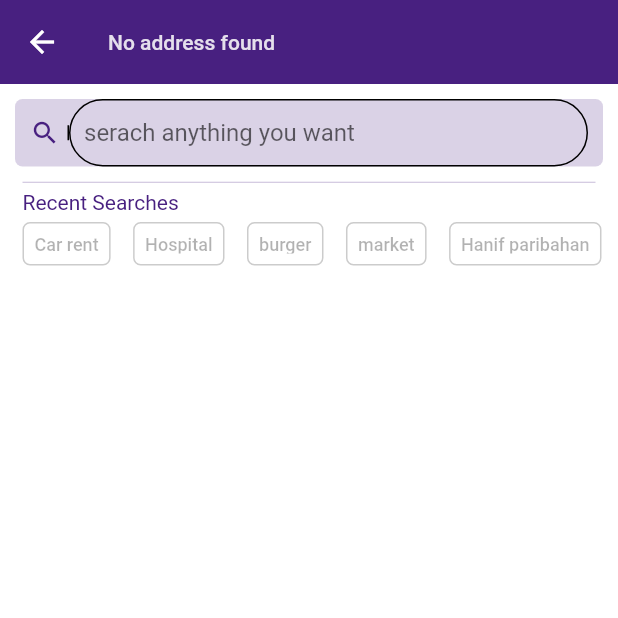
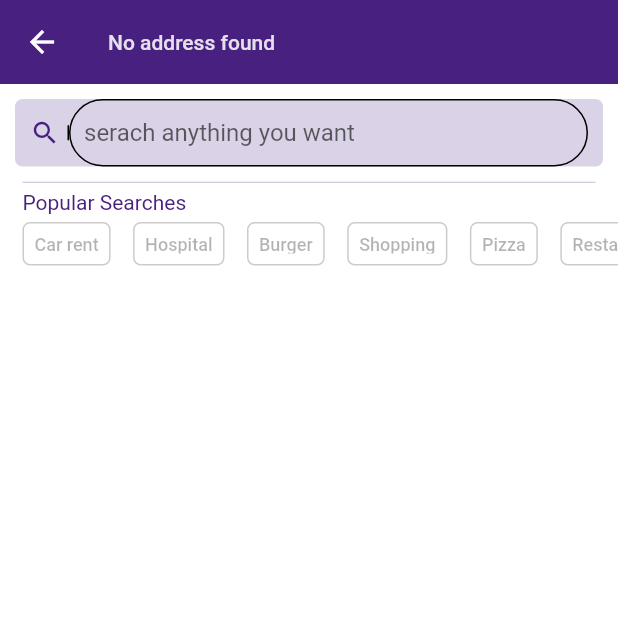
Before and after one commit to rajoanrahman100/jo-hukum-mobile-app, a Flutter app: the ElasticSearchScreen screen opened directly, on a phone screen of 412 x 824 dp, the top half of it. Run offline on Flutter 3.47's test engine with Material 2 defaults, Android fonts, the phone set to English and light mode, and no system bars; our stand-ins replace cached_network_image, carousel_slider, connectivity, device_preview, fl_chart, flutter_datetime_picker and 17 more; missing offline and left inert: dart:ffi, flutter_phone_direct_caller, maps_launcher, wifi_info_flutter; accounts and stored records are empty; Roboto replaces fonts that are missing (Ubuntu).

Commit message:
review error solved

```diff
--- a/lib/controller/elasticController.dart
+++ b/lib/controller/elasticController.dart
@@ -1,4 +1,5 @@
 import 'dart:convert';
+import 'package:flutter/cupertino.dart';
 import 'package:get/get.dart';
 import 'package:http/http.dart';
 import 'package:johukum/components/apis.dart';
@@ -16,6 +17,13 @@ class ElasticController extends GetxController{
   var pageNumber=0.obs;
 
   var searchText="".obs;
+
+  var searchControllerData=TextEditingController().obs;
+
+  void setSearchController(value){
+    searchControllerData.value.text=value;
+  }
+
 
   var elasticDataList=List<HitsChild>().obs;
 
--- a/lib/screens/elasticSearch/elasticSearchScreen.dart
+++ b/lib/screens/elasticSearch/elasticSearchScreen.dart
@@ -8,7 +8,6 @@ import 'package:johukum/widgets/searchResultWidget.dart';
 import 'package:johukum/widgets/textWidgets.dart';
 
 import 'businessProfile.dart';
-
 
 class ElasticSearchScreen extends StatefulWidget {
   @override
@@ -22,7 +21,7 @@ class _ElasticSearchScreenState extends State<ElasticSearchScreen> {
 
   var searchController = TextEditingController();
 
-  var title = ["Car rent", "Hospital", "burger", "market", "Hanif paribahan", "Pasta"];
+  var title = ["Car rent", "Hospital", "Burger", "Shopping", "Pizza", "Restaurant"];
 
   var scrollController = ScrollController();
 
@@ -30,8 +29,6 @@ class _ElasticSearchScreenState extends State<ElasticSearchScreen> {
   void initState() {
     // TODO: implement initState
     scrollController.addListener(() async {
-
-
       if (scrollController.position.pixels == scrollController.position.maxScrollExtent) {
         elasticController.setPaginateNumber();
         //elasticController.setListSize();
@@ -74,8 +71,7 @@ class _ElasticSearchScreenState extends State<ElasticSearchScreen> {
                 height: 45,
                 padding: EdgeInsets.symmetric(horizontal: 10.0),
                 margin: EdgeInsets.symmetric(horizontal: 10),
-                decoration:
-                BoxDecoration(borderRadius: BorderRadius.circular(5.0), color: kPrimaryPurple.withOpacity(0.2)),
+                decoration: BoxDecoration(borderRadius: BorderRadius.circular(5.0), color: kPrimaryPurple.withOpacity(0.2)),
                 child: Row(
                   children: [
                     /*Row(
@@ -84,7 +80,132 @@ class _ElasticSearchScreenState extends State<ElasticSearchScreen> {
                       GestureDetector(onTap: () {}, child: Icon(Icons.arrow_drop_down))
                     ],
                   ),*/
-                    Icon(Icons.search_sharp,color: kPrimaryPurple,size: 20.0,),
+                    Icon(
+                      Icons.search_sharp,
+                      color: kPrimaryPurple,
+                      size: 20.0,
+                    ),
+                    width5,
+                    Container(
+                      height: 10,
+                      width: 1,
+                      color: kBlackColor,
+                    ),
+                    Expanded(
+                      child: TextFormField(
+                        controller: searchController,
+                        autofocus: false,
+                        onChanged: (value) async {
+                          elasticController.elasticDataList.clear();
+                          elasticController.setSearchText(value);
+                          elasticController.setPageNumberWhileSearch();
+
+                          await elasticController.getElasticData(text: elasticController.searchText.value, startForm: elasticController.pageNumber.value, size: elasticController.searchListSize.value);
+                        },
+                        decoration: InputDecoration(border: InputBorder.none, hintText: "serach anything you want", contentPadding: EdgeInsets.only(bottom: 5, left: 10)),
+                      ),
+                    )
+                  ],
+                ),
+              ),
+              size5,
+              size5,
+              Divider(
+                height: 1,
+                color: kPrimaryPurple.withOpacity(0.3),
+                endIndent: 15.0,
+                indent: 15.0,
+              ),
+              size5,
+              Row(
+                children: [
+                  Padding(
+                    padding: const EdgeInsets.symmetric(horizontal: 15.0),
+                    child: textUbuntu("Popular Searches", kPrimaryPurple),
+                  ),
+                ],
+              ),
+              size5,
+              Container(
+                height: 29,
+                child: ListView.builder(
+                  shrinkWrap: true,
+                  scrollDirection: Axis.horizontal,
+                  itemCount: title.length,
+                  itemBuilder: (_, index) {
+                    return Container(
+                      margin: EdgeInsets.only(left: 15),
+                      decoration: BoxDecoration(borderRadius: BorderRadius.circular(5.0), border: Border.all(color: Colors.black.withOpacity(0.2))),
+                      padding: EdgeInsets.all(7.0),
+                      child: Center(
+                        child: textUbuntu(title[index], kBlackColor.withOpacity(0.3), fontSize: 12.0, fontWeight: FontWeight.w500),
+                      ),
+                    );
+                  },
+                ),
+              ),
+              size10,
+              Obx(() => elasticController.elasticDataList.length == 0
+                  ? textUbuntu("", kPrimaryPurple)
+                  : elasticController.elasticDataList == null
+                      ? textUbuntu("No Data Found", kPrimaryPurple, fontWeight: weight500)
+                      : Expanded(
+                          child: ListView.builder(
+                            controller: scrollController,
+                            itemCount: elasticController.elasticDataList.length + 1,
+                            itemBuilder: (_, index) {
+                              var dataList = elasticController.elasticDataList;
+                              if (index == elasticController.elasticDataList.length) {
+                                return Center(child: Text(""));
+                              }
+                              if (elasticController.elasticDataList.length == 0) {
+                                return Center(child: Text("No Data Found"));
+                              }
+                              return SearchItemWidget(
+                                image: "https://dsqdpdmeibwm2.cloudfront.net/${dataList[index].sSource.logo}",
+                                businessName: dataList[index].sSource.businessName,
+                                distance: dataList[index].sort[0].toString().substring(0, 4),
+                                street: dataList[index].sSource.street,
+                                size: size,
+                                callBack: () {
+                                  print(dataList[index].sId);
+
+                                  Navigator.push(
+                                    context,
+                                    MaterialPageRoute(builder: (context) => BusinessProfile(slug: dataList[index].sSource.slug, name: dataList[index].sSource.businessName, id: dataList[index].sId)),
+                                  );
+                                },
+                              );
+                            },
+                          ),
+                        )),
+            ],
+          ),
+        ),
+        tablet: Container(
+          height: MediaQuery.of(context).size.height,
+          child: Column(
+            crossAxisAlignment: CrossAxisAlignment.start,
+            children: [
+              size10,
+              Container(
+                height: 55,
+                padding: EdgeInsets.symmetric(horizontal: 10.0),
+                margin: EdgeInsets.symmetric(horizontal: 10),
+                decoration: BoxDecoration(borderRadius: BorderRadius.circular(5.0), color: kPrimaryPurple.withOpacity(0.2)),
+                child: Row(
+                  children: [
+                    /*Row(
+                    children: [
+                      textUbuntu("Choose Category", kBlackColor),
+                      GestureDetector(onTap: () {}, child: Icon(Icons.arrow_drop_down))
+                    ],
+                  ),*/
+                    Icon(
+                      Icons.search_sharp,
+                      color: kPrimaryPurple,
+                      size: 20.0,
+                    ),
                     width5,
                     Container(
                       height: 10,
@@ -101,202 +222,14 @@ class _ElasticSearchScreenState extends State<ElasticSearchScreen> {
                           elasticController.setSearchText(value);
                           elasticController.setPageNumberWhileSearch();
 
-                          await elasticController.getElasticData(
-                              text: elasticController.searchText.value,
-                              startForm: elasticController.pageNumber.value,
-                              size: elasticController.searchListSize.value);
+                          await elasticController.getElasticData(text: elasticController.searchText.value, startForm: elasticController.pageNumber.value, size: elasticController.searchListSize.value);
 
                           /* await elasticController.fetchElasticeData(
                             text: elasticController.searchText.value,
                             startForm: elasticController.pageNumber.value,
                             size: elasticController.searchListSize.value);*/
                         },
-                        decoration: InputDecoration(
-                            border: InputBorder.none,
-
-                            hintText: "serach anything you want",
-                            contentPadding: EdgeInsets.only(bottom: 5, left: 10)),
-                      ),
-                    )
-                  ],
-                ),
-              ),
-              size5,
-              //            Padding(
-              //              padding: const EdgeInsets.symmetric(horizontal: 10.0),
-              //              child: textUbuntu("65847+ Verified Business Enlisted", kBlackColor, fontWeight: weight500, fontSize: 16.0),
-              //            ),
-              size5,
-              Divider(
-                height: 1,
-                color: kPrimaryPurple.withOpacity(0.3),
-                endIndent: 15.0,
-                indent: 15.0,
-              ),
-              size5,
-              Row(
-                children: [
-                  Padding(
-                    padding: const EdgeInsets.symmetric(horizontal: 15.0),
-                    child: textUbuntu("Recent Searches", kPrimaryPurple),
-                  ),
-                ],
-              ),
-              size5,
-              Container(
-                height: 29,
-                child: ListView.builder(
-                  shrinkWrap: true,
-                  scrollDirection: Axis.horizontal,
-                  itemCount: title.length,
-                  itemBuilder: (_, index) {
-                    return Container(
-                      margin: EdgeInsets.only(left: 15),
-                      decoration: BoxDecoration(
-                          borderRadius: BorderRadius.circular(5.0),
-                          border: Border.all(color: Colors.black.withOpacity(0.2))),
-                      padding: EdgeInsets.all(7.0),
-                      child: Center(
-                        child: textUbuntu(title[index], kBlackColor.withOpacity(0.3),
-                            fontSize: 12.0, fontWeight: FontWeight.w500),
-                      ),
-                    );
-                  },
-                ),
-              ),
-              size10,
-              Obx(() => elasticController.elasticDataList.length== 0
-                  ? textUbuntu("", kPrimaryPurple)
-                  : elasticController.elasticDataList == null
-                  ? textUbuntu("No Data Found", kPrimaryPurple, fontWeight: weight500)
-                  : Expanded(
-                child: ListView.builder(
-                  controller: scrollController,
-                  itemCount: elasticController.elasticDataList.length+1,
-                  itemBuilder: (_, index) {
-                    var dataList = elasticController.elasticDataList;
-                    if (index == elasticController.elasticDataList.length)  {
-                      return Center(child: Text(""));
-                    }if (elasticController.elasticDataList.length == 0)  {
-                      return Center(child: Text("No Data Found"));
-                    }
-                    return SearchItemWidget(
-                      image: "https://dsqdpdmeibwm2.cloudfront.net/${dataList[index].sSource.logo}",
-                      businessName: dataList[index].sSource.businessName,
-                      distance: dataList[index].sort[0].toString().substring(0, 4),
-                      street: dataList[index].sSource.street,
-                      size: size,
-                      callBack: () {
-                        print(dataList[index].sId);
-
-                        Navigator.push(
-                          context,
-                          MaterialPageRoute(
-                              builder: (context) => BusinessProfile(
-                                slug: dataList[index].sSource.slug,
-                                name: dataList[index].sSource.businessName,
-                                  id: dataList[index].sId
-                              )),
-                        );
-
-                        //   Navigator.pushNamed(context, '/businessProfile');
-                      },
-                    );
-                  },
-                ),
-              )),
-              /*Obx(() => elasticController.elasticData.value.hits == null
-                ? textUbuntu("", kPrimaryPurple)
-                : elasticController.elasticData.value.hits.hits.length == 0
-                    ? textUbuntu("No Result Found", kPrimaryPurple, fontWeight: weight500)
-                    : Expanded(
-                        child: ListView.builder(
-                          controller: scrollController,
-                          itemCount: elasticController.elasticData.value.hits.hits.length,
-                          itemBuilder: (_, index) {
-                            var dataList = elasticController.elasticData.value.hits.hits;
-                            if (index == elasticController.elasticData.value.hits.hits.length - 1) {
-                              return Center(child: CircularProgressIndicator());
-                            }
-                            return SearchItemWidget(
-                              image: "https://dsqdpdmeibwm2.cloudfront.net/${dataList[index].sSource.logo}",
-                              businessName: dataList[index].sSource.businessName,
-                              distance: dataList[index].sort[0].toString().substring(0, 4),
-                              street: dataList[index].sSource.street,
-                              size: size,
-                              callBack: () {
-                                print(dataList[index].sId);
-
-                                Navigator.push(
-                                  context,
-                                  MaterialPageRoute(
-                                      builder: (context) => BusinessProfile(
-                                            id: dataList[index].sId,
-                                            name: dataList[index].sSource.businessName,
-                                          )),
-                                );
-
-                                //   Navigator.pushNamed(context, '/businessProfile');
-                              },
-                            );
-                          },
-                        ),
-                      )),*/
-            ],
-          ),
-        ),
-        tablet: Container(
-          height: MediaQuery.of(context).size.height,
-          child: Column(
-            crossAxisAlignment: CrossAxisAlignment.start,
-            children: [
-              size10,
-              Container(
-                height: 55,
-                padding: EdgeInsets.symmetric(horizontal: 10.0),
-                margin: EdgeInsets.symmetric(horizontal: 10),
-                decoration:
-                BoxDecoration(borderRadius: BorderRadius.circular(5.0), color: kPrimaryPurple.withOpacity(0.2)),
-                child: Row(
-                  children: [
-                    /*Row(
-                    children: [
-                      textUbuntu("Choose Category", kBlackColor),
-                      GestureDetector(onTap: () {}, child: Icon(Icons.arrow_drop_down))
-                    ],
-                  ),*/
-                    Icon(Icons.search_sharp,color: kPrimaryPurple,size: 20.0,),
-                    width5,
-                    Container(
-                      height: 10,
-                      width: 1,
-                      color: kBlackColor,
-                    ),
-                    Expanded(
-                      child: TextFormField(
-                        controller: searchController,
-                        autofocus: false,
-                        //textAlign: TextAlign.center,
-                        onChanged: (value) async {
-                          elasticController.elasticDataList.clear();
-                          elasticController.setSearchText(value);
-                          elasticController.setPageNumberWhileSearch();
-
-                          await elasticController.getElasticData(
-                              text: elasticController.searchText.value,
-                              startForm: elasticController.pageNumber.value,
-                              size: elasticController.searchListSize.value);
-
-                          /* await elasticController.fetchElasticeData(
-                            text: elasticController.searchText.value,
-                            startForm: elasticController.pageNumber.value,
-                            size: elasticController.searchListSize.value);*/
-                        },
-                        decoration: InputDecoration(
-                            border: InputBorder.none,
-
-                            hintText: "serach anything you want",
-                            contentPadding: EdgeInsets.only(bottom: 5, left: 10)),
+                        decoration: InputDecoration(border: InputBorder.none, hintText: "serach anything you want", contentPadding: EdgeInsets.only(bottom: 5, left: 10)),
                       ),
                     )
                   ],
@@ -319,7 +252,7 @@ class _ElasticSearchScreenState extends State<ElasticSearchScreen> {
                 children: [
                   Padding(
                     padding: const EdgeInsets.symmetric(horizontal: 15.0),
-                    child: textUbuntu("Recent Searches", kPrimaryPurple),
+                    child: textUbuntu("Popular Searches", kPrimaryPurple),
                   ),
                 ],
               ),
@@ -333,32 +266,30 @@ class _ElasticSearchScreenState extends State<ElasticSearchScreen> {
                   itemBuilder: (_, index) {
                     return Container(
                       margin: EdgeInsets.only(left: 15),
-                      decoration: BoxDecoration(
-                          borderRadius: BorderRadius.circular(5.0),
-                          border: Border.all(color: Colors.black.withOpacity(0.2))),
+                      decoration: BoxDecoration(borderRadius: BorderRadius.circular(5.0), border: Border.all(color: Colors.black.withOpacity(0.2))),
                       padding: EdgeInsets.all(7.0),
                       child: Center(
-                        child: textUbuntu(title[index], kBlackColor.withOpacity(0.3),
-                            fontSize: 12.0, fontWeight: FontWeight.w500),
+                        child: textUbuntu(title[index], kBlackColor.withOpacity(0.3), fontSize: 12.0, fontWeight: FontWeight.w500),
                       ),
                     );
                   },
                 ),
               ),
               size10,
-              Obx(() => elasticController.elasticDataList.length== 0
+              Obx(() => elasticController.elasticDataList.length == 0
                   ? textUbuntu("", kPrimaryPurple)
                   : elasticController.elasticDataList == null
                       ? textUbuntu("No Data Found", kPrimaryPurple, fontWeight: weight500)
                       : Expanded(
                           child: ListView.builder(
                             controller: scrollController,
-                  itemCount: elasticController.elasticDataList.length+1,
+                            itemCount: elasticController.elasticDataList.length + 1,
                             itemBuilder: (_, index) {
                               var dataList = elasticController.elasticDataList;
-                    if (index == elasticController.elasticDataList.length)  {
+                              if (index == elasticController.elasticDataList.length) {
                                 return Center(child: Text(""));
-                    }if (elasticController.elasticDataList.length == 0)  {
+                              }
+                              if (elasticController.elasticDataList.length == 0) {
                                 return Center(child: Text("No Data Found"));
                               }
                               return SearchItemWidget(
@@ -372,19 +303,14 @@ class _ElasticSearchScreenState extends State<ElasticSearchScreen> {
                                 distanceFontSize: 20.0,
                                 addressFontSize: 22.0,
                                 addressConHeight: 38.0,
-                      addressConWidth:85.0,
-                      height: size.height/4,
+                                addressConWidth: 85.0,
+                                height: size.height / 4,
                                 callBack: () {
                                   print(dataList[index].sId);
 
                                   Navigator.push(
                                     context,
-                          MaterialPageRoute(
-                              builder: (context) => BusinessProfile(
-                                slug: dataList[index].sSource.slug,
-                                name: dataList[index].sSource.businessName,
-                                  id: dataList[index].sId
-                              )),
+                                    MaterialPageRoute(builder: (context) => BusinessProfile(slug: dataList[index].sSource.slug, name: dataList[index].sSource.businessName, id: dataList[index].sId)),
                                   );
 
                                   //   Navigator.pushNamed(context, '/businessProfile');
```
Lines whose indentation alone changed are shown as unchanged.
